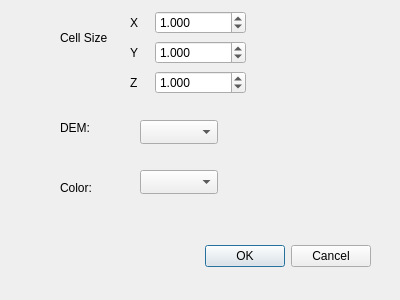
xrubio/pandora, file cassandra/uis/Configurator3D.ui: the form before one commit.
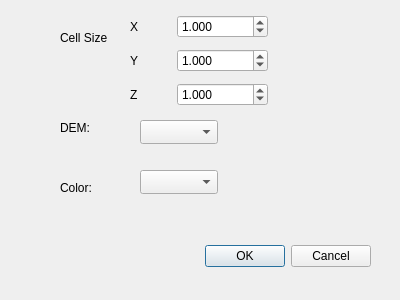
The form after the commit.

```diff
--- a/cassandra/uis/Configurator3D.ui
+++ b/cassandra/uis/Configurator3D.ui
@@ -34,8 +34,8 @@
     <rect>
      <x>130</x>
      <y>10</y>
-     <width>116</width>
-     <height>85</height>
+     <width>138</width>
+     <height>101</height>
     </rect>
    </property>
    <layout class="QVBoxLayout" name="verticalLayout_3">
```
